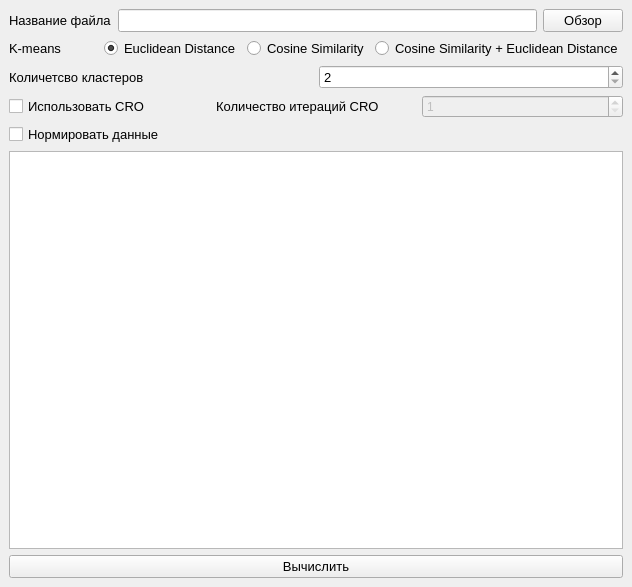
Above: KMCROv2/MainWindow.ui from Serfeg/KMCRODiploma before the change. Below: the same form after it.
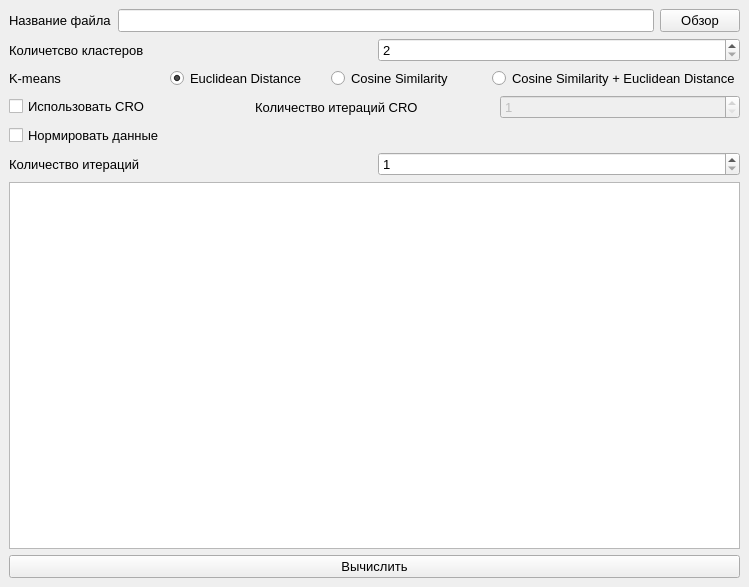
That is the form after the change.

```diff
--- a/KMCROv2/MainWindow.ui
+++ b/KMCROv2/MainWindow.ui
@@ -6,7 +6,7 @@
    <rect>
     <x>0</x>
     <y>0</y>
-    <width>632</width>
+    <width>749</width>
     <height>587</height>
    </rect>
   </property>
@@ -55,6 +55,37 @@
       </item>
      </layout>
     </item>
+    <item>
+     <layout class="QHBoxLayout" name="horizontalLayout_4">
+      <item>
+       <widget class="QLabel" name="clusterLbl">
+        <property name="font">
+         <font>
+          <pointsize>10</pointsize>
+         </font>
+        </property>
+        <property name="text">
+         <string>Количетсво кластеров</string>
+        </property>
+        <property name="margin">
+         <number>5</number>
+        </property>
+       </widget>
+      </item>
+      <item>
+       <widget class="QSpinBox" name="countClusterSBox">
+        <property name="font">
+         <font>
+          <pointsize>10</pointsize>
+         </font>
+        </property>
+        <property name="minimum">
+         <number>2</number>
+        </property>
+       </widget>
+      </item>
+     </layout>
+    </item>
     <item>
      <layout class="QHBoxLayout" name="horizontalLayout_2">
       <item>
@@ -113,37 +144,6 @@
       </item>
      </layout>
     </item>
-    <item>
-     <layout class="QHBoxLayout" name="horizontalLayout_3">
-      <item>
-       <widget class="QLabel" name="clusterLbl">
-        <property name="font">
-         <font>
-          <pointsize>10</pointsize>
-         </font>
-        </property>
-        <property name="text">
-         <string>Количетсво кластеров</string>
-        </property>
-        <property name="margin">
-         <number>5</number>
-        </property>
-       </widget>
-      </item>
-      <item>
-       <widget class="QSpinBox" name="countClusterSBox">
-        <property name="font">
-         <font>
-          <pointsize>10</pointsize>
-         </font>
-        </property>
-        <property name="minimum">
-         <number>2</number>
-        </property>
-       </widget>
-      </item>
-     </layout>
-    </item>
     <item>
      <layout class="QHBoxLayout" name="horizontalLayout_5">
       <item>
@@ -175,6 +175,11 @@
         <property name="enabled">
          <bool>false</bool>
         </property>
+        <property name="font">
+         <font>
+          <pointsize>10</pointsize>
+         </font>
+        </property>
         <property name="readOnly">
          <bool>false</bool>
         </property>
@@ -197,6 +202,37 @@
       </property>
      </widget>
     </item>
+    <item>
+     <layout class="QHBoxLayout" name="horizontalLayout_3">
+      <item>
+       <widget class="QLabel" name="countIterLbl">
+        <property name="font">
+         <font>
+          <pointsize>10</pointsize>
+         </font>
+        </property>
+        <property name="text">
+         <string>Количество итераций</string>
+        </property>
+        <property name="margin">
+         <number>5</number>
+        </property>
+       </widget>
+      </item>
+      <item>
+       <widget class="QSpinBox" name="countIterSBox">
+        <property name="font">
+         <font>
+          <pointsize>10</pointsize>
+         </font>
+        </property>
+        <property name="minimum">
+         <number>1</number>
+        </property>
+       </widget>
+      </item>
+     </layout>
+    </item>
     <item>
      <widget class="QTextEdit" name="outputEdit">
       <property name="font">
```
